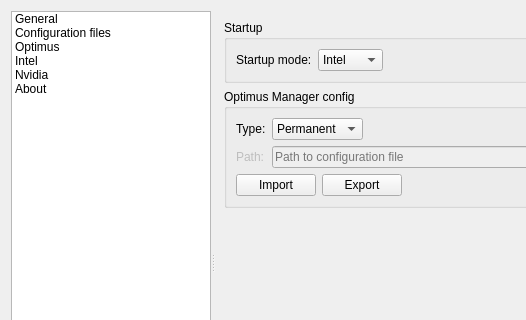
Above: src/settingsdialog.ui from Shatur/optimus-manager-qt before the change; both pictures show x 0 to 526 and y 0 to 320 of the 800 by 552 pixel window. Below: the same form after it.
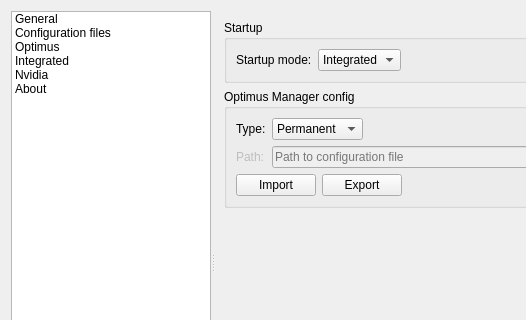
That is the form after the change. The open tabs and pages were chosen to show the change. Icons and pictures are not drawn.

Commit message: Add AMD iGPU support, add back daemon and GDM patch checks. using the same functions as the intel ones before, now called integrated for both AMD and intel, accel method untouched because it only applies to intel

What changed in the file:
```diff
--- a/src/settingsdialog.ui
+++ b/src/settingsdialog.ui
@@ -83,7 +83,7 @@
       </item>
       <item>
        <property name="text">
-        <string notr="true">Intel</string>
+        <string notr="true">Integrated</string>
        </property>
        <property name="icon">
         <iconset theme="intel">
@@ -271,7 +271,7 @@
              </property>
              <item>
               <property name="text">
-               <string notr="true">Intel</string>
+               <string notr="true">Integrated</string>
               </property>
               <property name="icon">
                <iconset theme="prime-intel">
```
Left out of the diff: 54 changed lines with no effect on the pictures. The commit also changes 9 other files.
